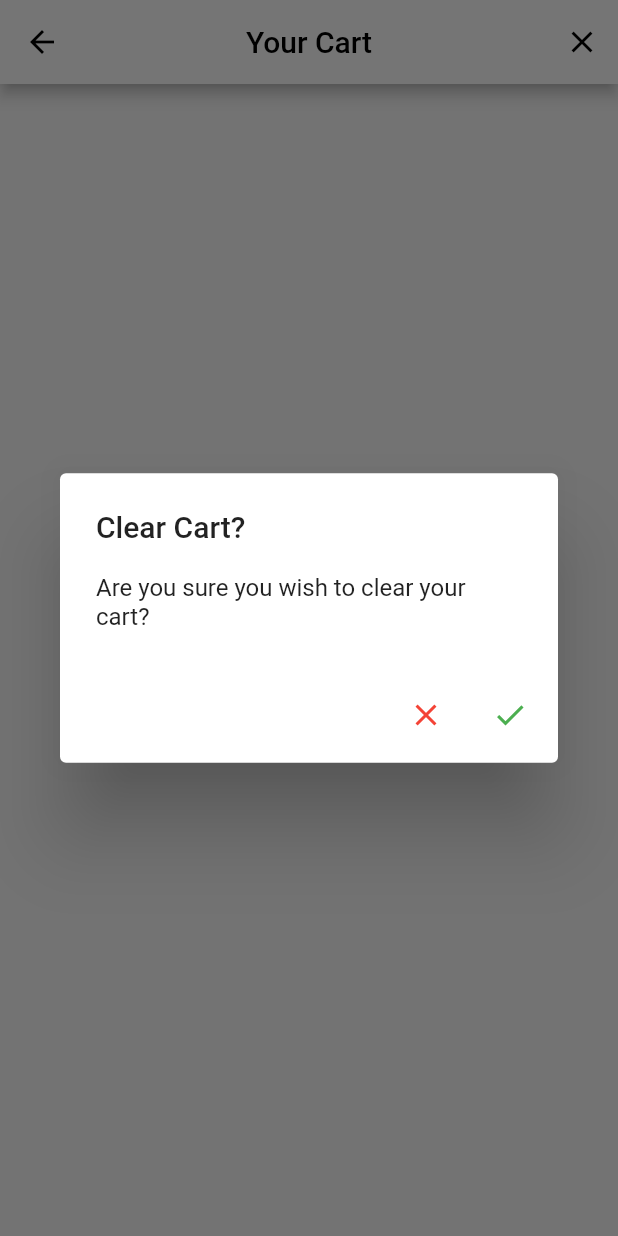
After one commit to hassan-2040/bakersoft_demo, a Flutter app: the CartPage screen opened by its route, after a tap on the "close" icon, on a phone screen of 412 x 824 dp. The commit adds this screen. Run offline on Flutter 3.47's test engine with Material 2 defaults, Android fonts, the phone set to English and light mode, and no system bars; our stand-ins replace bloc, bloc_concurrency, flutter_bloc, freezed_annotation, shared_preferences; accounts and stored records are empty; network calls fail.

Commit message:
working on cart page

```diff
--- a/lib/core/presentation/blocs/cart_bloc/cart_bloc.dart
+++ b/lib/core/presentation/blocs/cart_bloc/cart_bloc.dart
@@ -1,6 +1,10 @@
 // ignore_for_file: non_constant_identifier_names
 
+import 'package:bakersoft_demo/core/domain/models/product.dart';
 import 'package:bakersoft_demo/core/domain/use_cases/get_cart_items_count.dart';
+import 'package:bakersoft_demo/features/cart/domain/user_cases/clear_cart.dart';
+import 'package:bakersoft_demo/features/cart/domain/user_cases/get_cart_items.dart';
+import 'package:bakersoft_demo/features/cart/domain/user_cases/get_total_price.dart';
 import 'package:bloc/bloc.dart';
 import 'package:freezed_annotation/freezed_annotation.dart';
 
@@ -10,15 +14,41 @@ part 'cart_bloc.freezed.dart';
 
 class CartBloc extends Bloc<CartEvent, CartState> {
   final GetCartItemsCount getCartItemsCount;
-  CartBloc(
-    {
-      required this.getCartItemsCount,
-    }
-  ) : super(const _Initial()) {
+  final GetCartItems getCartItems;
+  final GetTotalPrice getTotalPrice;
+  final ClearCart clearCart;
+  CartBloc({
+    required this.getCartItemsCount,
+    required this.getCartItems,
+    required this.getTotalPrice,
+    required this.clearCart,
+  }) : super(const _Initial()) {
     on<_GetCartItemCount>(on_GetCartItemCount);
+    on<_GetCartDetails>(on_GetCartDetails);
+    on<_ClearCart>(on_ClearCart);
   }
 
+  //TODO implement error handling
   void on_GetCartItemCount(event, emit) {
-    emit(_Initial(itemsCount: getCartItemsCount()));
+    emit(_Initial(cartItemsCount: getCartItemsCount()));
+  }
+
+  void on_GetCartDetails(event, emit) async {
+    final _cartItems = await getCartItems();
+    emit(_Initial(
+      cartItems: _cartItems,
+      cartItemsCount: getCartItemsCount(),
+      totalPrice: getTotalPrice(),
+    ));
+  }
+
+  void on_ClearCart(event, emit) async {
+    await clearCart();
+    final _cartItems = await getCartItems();
+    emit(_Initial(
+      cartItems: _cartItems,
+      cartItemsCount: getCartItemsCount(),
+      totalPrice: getTotalPrice(),
+    ));
   }
 }
--- a/lib/core/presentation/blocs/cart_bloc/cart_event.dart
+++ b/lib/core/presentation/blocs/cart_bloc/cart_event.dart
@@ -3,4 +3,6 @@ part of 'cart_bloc.dart';
 @freezed
 class CartEvent with _$CartEvent {
   const factory CartEvent.getCartItemCount() = _GetCartItemCount;
+  const factory CartEvent.getCartDetails() = _GetCartDetails;
+  const factory CartEvent.clearCart() = _ClearCart;
 }
--- a/lib/core/presentation/blocs/cart_bloc/cart_state.dart
+++ b/lib/core/presentation/blocs/cart_bloc/cart_state.dart
@@ -2,5 +2,9 @@ part of 'cart_bloc.dart';
 
 @freezed
 class CartState with _$CartState {
-  const factory CartState.initial({@Default(0) int itemsCount}) = _Initial;
+  const factory CartState.initial({
+    @Default(0) int cartItemsCount,
+    @Default(0.0) double totalPrice,
+    @Default({}) Map<Product, int> cartItems,
+  }) = _Initial;
 }
--- a/lib/core/presentation/widgets/cart_icon_button.dart
+++ b/lib/core/presentation/widgets/cart_icon_button.dart
@@ -1,5 +1,6 @@
 import 'package:bakersoft_demo/core/presentation/blocs/cart_bloc/cart_bloc.dart';
 import 'package:bakersoft_demo/core/utilities/app_config.dart';
+import 'package:bakersoft_demo/core/utilities/app_router.dart';
 import 'package:bakersoft_demo/core/utilities/constants.dart';
 import 'package:flutter/material.dart';
 import 'package:flutter_bloc/flutter_bloc.dart';
@@ -15,7 +16,7 @@ class CartIconButton extends StatelessWidget {
       builder: (context, state) {
         int _count = 0;
         state.whenOrNull(
-          initial: ((itemCount) => _count = itemCount),
+          initial: (cartItemsCount, _, __) => _count = cartItemsCount,
         );
         return Padding(
           padding: const EdgeInsets.all(3.0),
@@ -24,7 +25,7 @@ class CartIconButton extends StatelessWidget {
             children: [
               IconButton(
                 onPressed: () {
-                  //TODO navigate to cart page
+                  Navigator.pushNamed(context, AppRouter.cartPageRoute,);
                 },
                 icon: Icon(Icons.shopping_cart_outlined),
               ),
--- a/lib/core/utilities/app_router.dart
+++ b/lib/core/utilities/app_router.dart
@@ -1,4 +1,5 @@
 import 'package:bakersoft_demo/core/domain/models/product.dart';
+import 'package:bakersoft_demo/features/cart/presentation/pages/cart_page.dart';
 import 'package:bakersoft_demo/features/products_list/presentation/pages/products_list_page.dart';
 import 'package:bakersoft_demo/features/show_product/presentation/pages/product_details_page.dart';
 import 'package:bakersoft_demo/features/splash/pages/splash_page.dart';
@@ -9,6 +10,7 @@ class AppRouter {
   static const String splashPageRoute = '/splashPage';
   static const String productsListPageRoute = '/productsListPage';
   static const String productDetailsPageRoute = '/productDetailsPage';
+  static const String cartPageRoute = '/cartPage';
 
   ///Used this function to make sure the home attribute of MaterialApp is not rendered
   ///in addition to the required Pages. If this is not overridden, an extra Page pops up
@@ -37,6 +39,10 @@ class AppRouter {
         return MaterialPageRoute(
           builder: (_) => ProductDetailsPage(_settings.arguments as Product),
         );
+        case cartPageRoute:
+        return MaterialPageRoute(
+          builder: (_) => const CartPage(),
+        );
       default:
         return MaterialPageRoute(
           builder: (_) => Scaffold(
--- a/lib/features/cart/domain/user_cases/get_cart.dart
+++ b/lib/features/cart/domain/user_cases/get_cart_items.dart
@@ -1,14 +1,14 @@
 import 'package:bakersoft_demo/core/domain/models/product.dart';
 import 'package:bakersoft_demo/features/cart/domain/repositories/cart_repository.dart';
 
-class GetCart {
+class GetCartItems {
   final CartRepository cartRepository;
 
-  GetCart({
+  GetCartItems({
     required this.cartRepository,
   });
 
   Future<Map<Product, int>> call() async {
-    return await cartRepository.getCart();
+    return await cartRepository.getCartItems();
   }
 }
--- a/lib/features/cart/domain/user_cases/get_total_price.dart
+++ b/lib/features/cart/domain/user_cases/get_total_price.dart
@@ -7,7 +7,7 @@ class GetTotalPrice {
     required this.cartRepository,
   });
 
-  Future<double> call() async {
+  double call() {
     return cartRepository.getTotalPrice();
   }
 }
--- /dev/null
+++ b/lib/features/cart/presentation/pages/cart_page.dart
@@ -0,0 +1,35 @@
+import 'package:bakersoft_demo/core/presentation/blocs/cart_bloc/cart_bloc.dart';
+import 'package:bakersoft_demo/core/utilities/app_config.dart';
+import 'package:flutter/material.dart';
+import 'package:flutter_bloc/flutter_bloc.dart';
+
+class CartPage extends StatelessWidget {
+  const CartPage({Key? key}) : super(key: key);
+
+  @override
+  Widget build(BuildContext context) {
+    return Scaffold(
+      appBar: AppBar(
+        title: const Text('Your Cart'),
+        centerTitle: true,
+        actions: [
+          IconButton(
+            onPressed: () async {
+              if (await AppConfig.showConfirmationDialog(
+                title: 'Clear Cart?',
+                message: 'Are you sure you wish to clear your cart?',
+              )) {
+                BlocProvider.of<CartBloc>(context)
+                    .add(const CartEvent.clearCart());
+              }
+            },
+            icon: const Icon(Icons.close),
+          ),
+        ],
+      ),
+      body: Center(
+        child: Text('Cart Page'),
+      ),
+    );
+  }
+}
```
Also changed, not shown: lib/features/cart/data_sources/cart_local_data_source.dart (+10 -0 lines), lib/features/cart/domain/repositories/cart_repository.dart (+9 -4 lines), lib/features/cart/domain/user_cases/clear_cart.dart (+9 -3 lines), lib/main.dart (+12 -0 lines), lib/core/presentation/blocs/cart_bloc/cart_bloc.freezed.dart.
